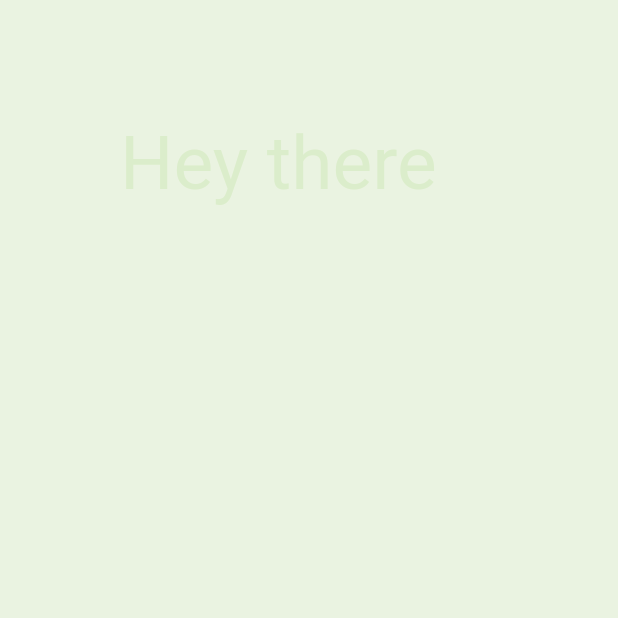
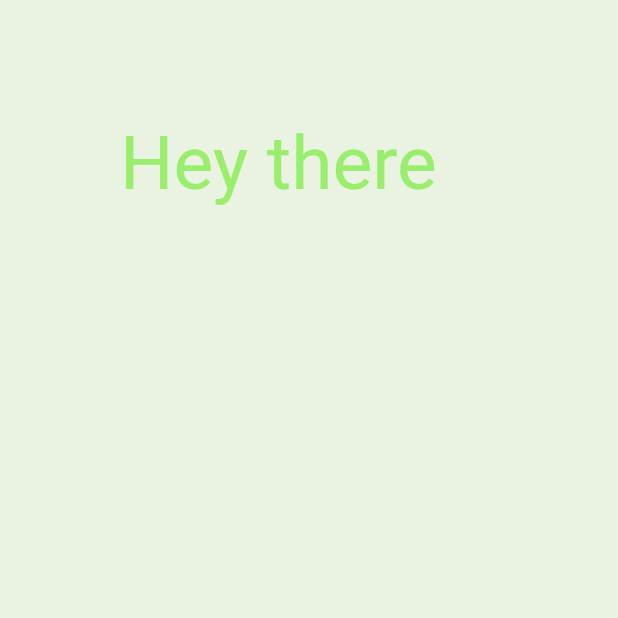
Before and after one commit to Maks-Kyrychok/test_task, a Flutter app: the first screen one second after launch, on a phone screen of 412 x 824 dp, the top half of it. Run offline on Flutter 3.47's test engine with Material 2 defaults, Android fonts, the phone set to English and light mode, and no system bars.

Commit message:
fix issues

```diff
--- /dev/null
+++ b/lib/assets/constans.dart
@@ -0,0 +1,5 @@
+///Constant String value
+const String bouncingText = 'Hey there';
+
+///Constant double value
+const double fontSize = 50;
--- /dev/null
+++ b/lib/assets/generate_random_color.dart
@@ -0,0 +1,25 @@
+import 'dart:math';
+
+import 'package:flutter/material.dart';
+
+///This class have static methot which generate random color
+class GenerateRandomColor {
+  ///Initialize random
+  static final Random random = Random();
+
+  ///Function for generate random color
+  static Color getColor() {
+    final colorA = random.nextInt(256);
+    final colorR = random.nextInt(256);
+    final colorG = random.nextInt(256);
+    final colorB = random.nextInt(256);
+    final generateedColor = Color.fromARGB(
+      colorA,
+      colorR,
+      colorG,
+      colorB,
+    );
+
+    return generateedColor;
+  }
+}
--- a/lib/main.dart
+++ b/lib/main.dart
@@ -1,10 +1,10 @@
 import 'package:flutter/material.dart';
 import 'package:test_task/widgets/main_screen_widget.dart';
 
-void main() => runApp(MyApp());
+void main() => runApp(TestTask());
 
 /// This widget is the root of application.
-class MyApp extends StatelessWidget {
+class TestTask extends StatelessWidget {
   @override
   Widget build(BuildContext context) {
     return const MaterialApp(
--- a/lib/widgets/main_screen_widget.dart
+++ b/lib/widgets/main_screen_widget.dart
@@ -1,6 +1,8 @@
 import 'dart:async';
-import 'dart:math';
+
 import 'package:flutter/material.dart';
+import 'package:test_task/assets/constans.dart';
+import 'package:test_task/assets/generate_random_color.dart';
 
 ///This widget contains fields that affect how it looks.
 class MainScreenWidget extends StatefulWidget {
@@ -13,12 +15,10 @@ class MainScreenWidget extends StatefulWidget {
 
 class _MainScreenWidgetState extends State<MainScreenWidget> {
   final _textKey = GlobalKey();
-  late var _backgroundColor = GenerateRandomColor.getColor();
-  late var _textColor = _backgroundColor;
+  Color? _backgroundColor = GenerateRandomColor.getColor();
+  Color? _textColor = GenerateRandomColor.getColor();
 
-  late Timer _updateTimer;
-
-  bool _startAnimarion = false;
+  Timer? _updateTimer;
 
   double _xPosition = 0.0;
   double _yPosition = 0.0;
@@ -26,7 +26,7 @@ class _MainScreenWidgetState extends State<MainScreenWidget> {
   double _yOffset = 10.0;
   @override
   void dispose() {
-    _updateTimer.cancel();
+    _updateTimer?.cancel();
     super.dispose();
   }
 
@@ -45,12 +45,11 @@ class _MainScreenWidgetState extends State<MainScreenWidget> {
             setState(
               () {
                 _backgroundColor = GenerateRandomColor.getColor();
-                _startAnimarion = !_startAnimarion;
               },
             );
           },
           child: ColoredBox(
-            color: _backgroundColor,
+            color: _backgroundColor ?? Colors.black,
             child: Stack(
               children: [
                 AnimatedPositioned(
@@ -59,9 +58,9 @@ class _MainScreenWidgetState extends State<MainScreenWidget> {
                   left: _xPosition,
                   child: Center(
                     child: Text(
-                      'Hey there',
+                      bouncingText,
                       key: _textKey,
-                      style: TextStyle(color: _textColor, fontSize: 50),
+                      style: TextStyle(color: _textColor, fontSize: fontSize),
                     ),
                   ),
                 )
@@ -104,19 +103,3 @@ class _MainScreenWidgetState extends State<MainScreenWidget> {
     );
   }
 }
-
-///This class have static methot which generate random color
-class GenerateRandomColor {
-  ///Initialize random
-  static Random random = Random();
-
-  ///Function for generate random color
-  static Color getColor() {
-    return Color.fromARGB(
-      random.nextInt(256),
-      random.nextInt(256),
-      random.nextInt(256),
-      random.nextInt(256),
-    );
-  }
-}
```
